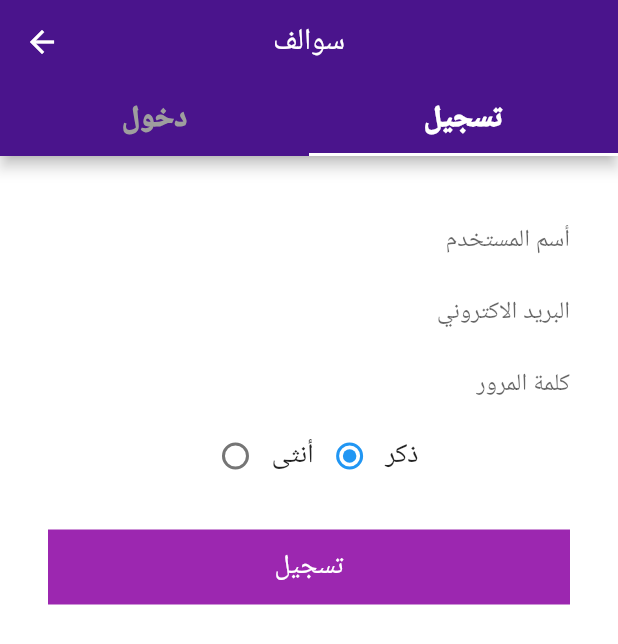
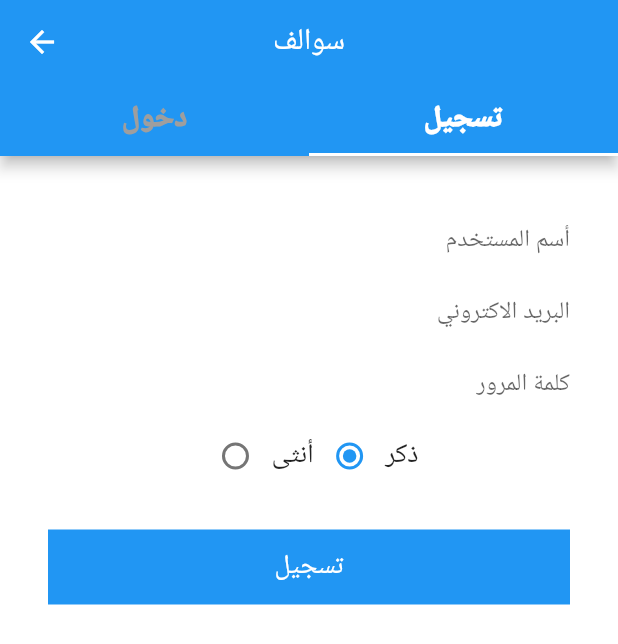
Before and after one commit to YousefAlyouswf/chat, a Flutter app: the screen it shows after launch, tab 2 chosen, on a phone screen of 412 x 824 dp. Shown: the top 644 px of the screen. Run offline on Flutter 3.47's test engine with Material 2 defaults, Android fonts, the phone set to English and light mode, and no system bars; our stand-ins replace bubble, cloud_firestore, firebase_storage, fluttertoast, image_picker, shared_preferences; missing offline and left inert: ipfinder; accounts and stored records are empty; network calls fail.

Commit message:
make all app one color style

```diff
--- a/lib/login_screen/login.dart
+++ b/lib/login_screen/login.dart
@@ -81,7 +81,7 @@ class _LoginState extends State<Login> {
                 }
               },
               child: Container(
-                color: Colors.purple,
+                color: Theme.of(context).primaryColor,
                 width: double.infinity,
                 height: 50,
                 child: Center(
--- a/lib/login_screen/mainStartScreen.dart
+++ b/lib/login_screen/mainStartScreen.dart
@@ -25,7 +25,7 @@ class _StartScreenState extends State<StartScreen>
       appBar: AppBar(
         title: Text("سوالف"),
         centerTitle: true,
-        backgroundColor: Colors.purple[900],
+        backgroundColor: Theme.of(context).primaryColor,
         bottom: TabBar(
           labelColor: Colors.white,
           labelStyle: TextStyle(fontSize: 20, fontWeight: FontWeight.w900),
--- a/lib/login_screen/signup.dart
+++ b/lib/login_screen/signup.dart
@@ -73,16 +73,15 @@ class _SignUpState extends State<SignUp> {
             ),
             InkWell(
               onTap: () async {
-
-                Fireebase().signUp(_emailController.text,
-                group.toString(),
-                _nameController.text,
-                 _passwordController.text,
+                Fireebase().signUp(
+                  _emailController.text,
+                  group.toString(),
+                  _nameController.text,
+                  _passwordController.text,
                 );
-
               },
               child: Container(
-                color: Colors.purple,
+                color: Theme.of(context).primaryColor,
                 width: double.infinity,
                 height: 50,
                 child: Center(
```
Also changed, not shown: lib/users_screen/mainUsersScreen.dart (+18 -4 lines).
